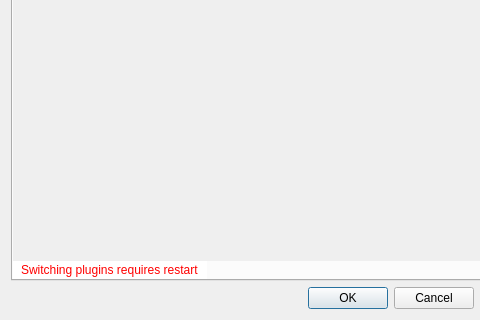
This is src/preferencesDialog.ui in nulloy/nulloy as Qt 5 draws it before an edit; both pictures show x 0 to 480 and y 84 to 404 of the 571 by 404 pixel window. The edited form follows.
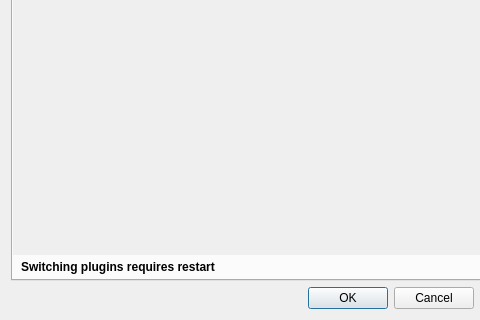
This is the edited form. The open tabs and pages were chosen to show the change. Custom widgets are drawn as their Qt base class.

Commit message: styled switching skins/plugins warning label

```diff
--- a/src/preferencesDialog.ui
+++ b/src/preferencesDialog.ui
@@ -305,7 +305,7 @@
             <x>0</x>
             <y>0</y>
             <width>549</width>
-            <height>303</height>
+            <height>297</height>
            </rect>
           </property>
          </widget>
@@ -319,10 +319,22 @@
            <verstretch>0</verstretch>
           </sizepolicy>
          </property>
+         <property name="font">
+          <font>
+           <weight>75</weight>
+           <bold>true</bold>
+          </font>
+         </property>
          <property name="styleSheet">
-          <string notr="true">color: red;
-background: white;
-padding: 2px 5px 2px 5px;</string>
+          <string notr="true">color: black;
+background: qlineargradient(spread: repeat, x1:0, y1:0, x2:0.3, y2:0.05,
+							stop:0 rgba(255, 255, 229, 255),
+							stop:0.49 rgba(255, 255, 229, 255),
+							stop:0.50 rgba(254, 248, 214, 255),
+							stop:1 rgba(254, 248, 214, 255)
+);
+border-radius: 5px;
+padding: 5px;</string>
          </property>
          <property name="text">
           <string>Switching plugins requires restart</string>
```
Left out of the diff: 18 changed lines with no effect on the pictures. The commit also changes 1 other file.
